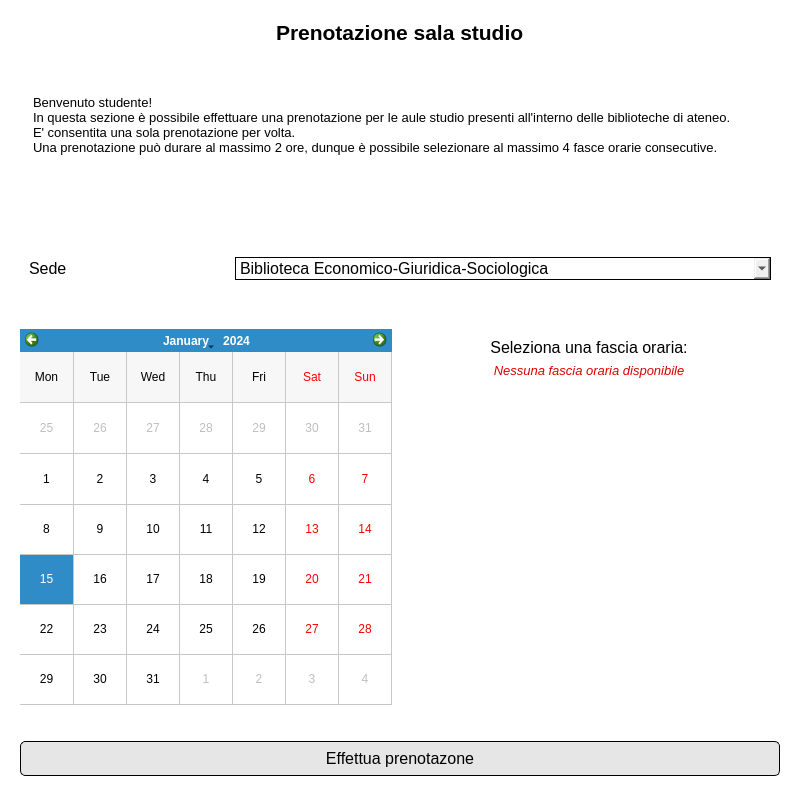
This is View/Studente/UI files/prenotazione.ui in FrancescoFinizii/Biblioteca-universitaria as Qt 5 draws it before an edit. The edited form follows.
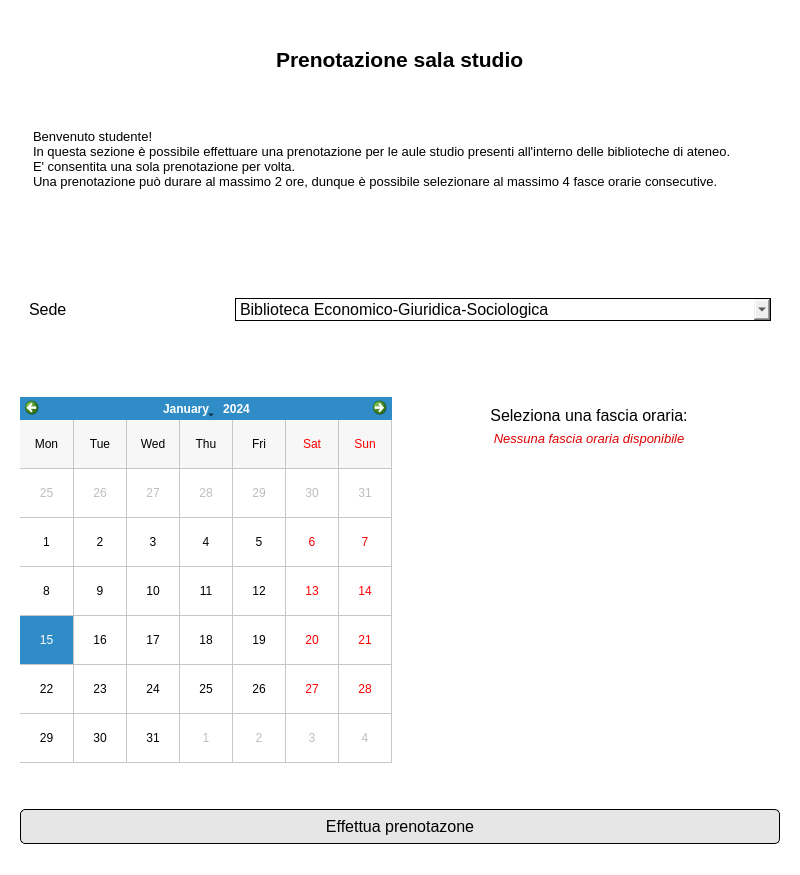
This is the edited form.

What changed in the file:
```diff
--- a/View/Studente/UI files/prenotazione.ui
+++ b/View/Studente/UI files/prenotazione.ui
@@ -7,7 +7,7 @@
     <x>0</x>
     <y>0</y>
     <width>800</width>
-    <height>796</height>
+    <height>875</height>
    </rect>
   </property>
   <property name="windowTitle">
@@ -57,6 +57,12 @@
       </item>
       <item>
        <widget class="QWidget" name="widget_3" native="true">
+        <property name="sizePolicy">
+         <sizepolicy hsizetype="Preferred" vsizetype="Fixed">
+          <horstretch>0</horstretch>
+          <verstretch>0</verstretch>
+         </sizepolicy>
+        </property>
         <layout class="QVBoxLayout" name="verticalLayout_4">
          <property name="bottomMargin">
           <number>0</number>
@@ -64,7 +70,7 @@
          <item>
           <widget class="QTextBrowser" name="textBrowser">
            <property name="sizePolicy">
-            <sizepolicy hsizetype="Expanding" vsizetype="Preferred">
+            <sizepolicy hsizetype="Preferred" vsizetype="Preferred">
              <horstretch>0</horstretch>
              <verstretch>0</verstretch>
             </sizepolicy>
@@ -191,7 +197,7 @@
      </property>
      <layout class="QHBoxLayout" name="horizontalLayout">
       <property name="bottomMargin">
-       <number>15</number>
+       <number>25</number>
       </property>
       <item>
        <widget class="QCalendarWidget" name="calendarWidget">
@@ -298,6 +304,9 @@
       <property name="topMargin">
        <number>15</number>
       </property>
+      <property name="bottomMargin">
+       <number>20</number>
+      </property>
       <item>
        <widget class="QPushButton" name="effettuaPrenotazioneButton">
         <property name="minimumSize">
```
